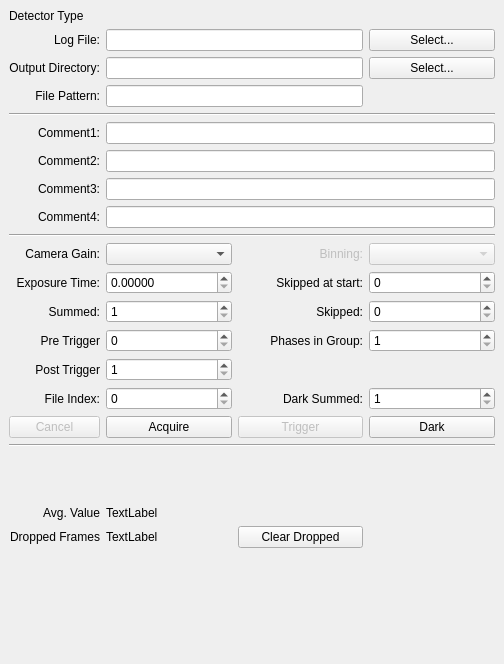
The window that source/qxrdacquiredialog.ui (guyjennings/qxrd) describes before a commit, drawn with Qt 5.
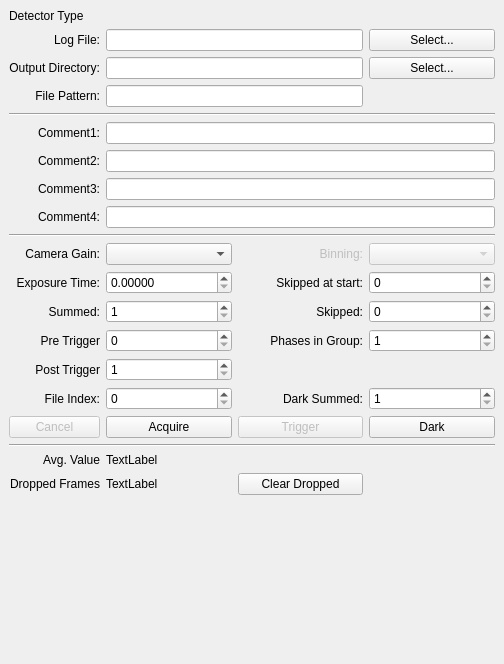
The same window after the commit. Icons and pictures are not drawn. Custom widgets are drawn as their Qt base class.

Commit message: Removed spurious extra spacer widget

Patch:
```diff
--- a/source/qxrdacquiredialog.ui
+++ b/source/qxrdacquiredialog.ui
@@ -344,20 +344,7 @@
       </property>
      </widget>
     </item>
-    <item row="20" column="3">
-     <spacer name="verticalSpacer_2">
-      <property name="orientation">
-       <enum>Qt::Vertical</enum>
-      </property>
-      <property name="sizeHint" stdset="0">
-       <size>
-        <width>20</width>
-        <height>21</height>
-       </size>
-      </property>
-     </spacer>
-    </item>
-    <item row="22" column="0">
+    <item row="21" column="0">
      <widget class="QLabel" name="label_10">
       <property name="text">
        <string>Avg. Value</string>
@@ -367,7 +354,7 @@
       </property>
      </widget>
     </item>
-    <item row="22" column="1">
+    <item row="21" column="1">
      <widget class="QLabel" name="m_AverageDisplay">
       <property name="toolTip">
        <string>Average value of acquired frames</string>
@@ -377,7 +364,7 @@
       </property>
      </widget>
     </item>
-    <item row="28" column="0" colspan="4">
+    <item row="27" column="0" colspan="4">
      <spacer name="verticalSpacer">
       <property name="orientation">
        <enum>Qt::Vertical</enum>
@@ -757,7 +744,7 @@
       </property>
      </widget>
     </item>
-    <item row="23" column="0">
+    <item row="22" column="0">
      <widget class="QLabel" name="label_23">
       <property name="text">
        <string>Dropped Frames</string>
@@ -767,7 +754,7 @@
       </property>
      </widget>
     </item>
-    <item row="23" column="1">
+    <item row="22" column="1">
      <widget class="QLabel" name="m_DroppedFrames">
       <property name="toolTip">
        <string>Count of dropped frames</string>
@@ -777,7 +764,7 @@
       </property>
      </widget>
     </item>
-    <item row="23" column="2">
+    <item row="22" column="2">
      <widget class="QPushButton" name="m_ClearDroppedButton">
       <property name="enabled">
        <bool>true</bool>
```
